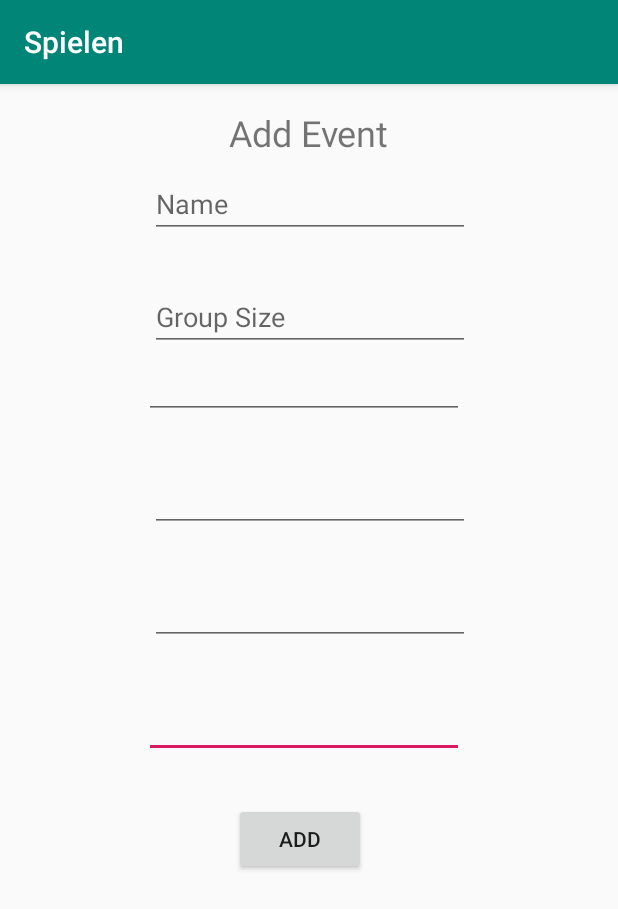
After one commit to rahul0101/Spielen, an Android app: the AddEventActivity screen opened directly, with no data from a screen before it, on a phone screen of 412 x 824 dp. The commit adds this screen. Shown: the top 909 px of the screen. Run offline under Robolectric (Android 15) with nearby library versions, the phone set to English and light mode, and no system bars; our stand-ins replace Firebase (no records; nobody signed in at launch, a user with empty details on screens opened directly).

```diff
--- a/app/build.gradle
+++ b/app/build.gradle
@@ -26,6 +26,7 @@ dependencies {
     implementation 'androidx.constraintlayout:constraintlayout:1.1.3'
     implementation 'com.google.firebase:firebase-analytics:17.2.2'
     implementation 'com.google.firebase:firebase-auth:19.2.0'
+    implementation 'com.firebaseui:firebase-ui-firestore:6.2.0'
     implementation 'com.google.android.gms:play-services-auth:17.0.0'
     implementation 'androidx.legacy:legacy-support-v4:1.0.0'
     implementation 'androidx.navigation:navigation-fragment:2.0.0'
--- a/app/src/main/AndroidManifest.xml
+++ b/app/src/main/AndroidManifest.xml
@@ -9,9 +9,10 @@
         android:roundIcon="@mipmap/ic_launcher_round"
         android:supportsRtl="true"
         android:theme="@style/AppTheme">
+        <activity android:name=".AddEventActivity"></activity>
         <activity
             android:name=".HomeActivity"
-            android:label="@string/title_activity_home"></activity>
+            android:label="@string/title_activity_home" />
         <activity android:name=".SignupActivity" />
         <activity android:name=".MainActivity">
             <intent-filter>
--- /dev/null
+++ b/app/src/main/java/com/example/spielen/AddEventActivity.java
@@ -0,0 +1,79 @@
+package com.example.spielen;
+
+import androidx.annotation.NonNull;
+import androidx.appcompat.app.AppCompatActivity;
+
+import android.content.Intent;
+import android.os.Bundle;
+import android.view.View;
+import android.widget.Button;
+import android.widget.EditText;
+import android.widget.Toast;
+
+import com.google.android.gms.tasks.OnFailureListener;
+import com.google.android.gms.tasks.OnSuccessListener;
+import com.google.firebase.auth.FirebaseAuth;
+import com.google.firebase.auth.FirebaseUser;
+import com.google.firebase.firestore.DocumentReference;
+import com.google.firebase.firestore.FirebaseFirestore;
+
+import java.lang.reflect.Array;
+import java.util.Arrays;
+import java.util.HashMap;
+import java.util.List;
+import java.util.Map;
+
+public class AddEventActivity extends AppCompatActivity {
+
+    EditText editTextName, editTextSize, editTextTime, editTextDate, editTextLat, editTextLong;
+    Button addButton;
+    FirebaseUser user;
+    FirebaseFirestore rootRef;
+    @Override
+    protected void onCreate(Bundle savedInstanceState) {
+        super.onCreate(savedInstanceState);
+        setContentView(R.layout.activity_add_event);
+
+        editTextDate = findViewById(R.id.editTextDate);
+        editTextName = findViewById(R.id.editText);
+        editTextSize = findViewById(R.id.editTextSize);
+        editTextTime = findViewById(R.id.editTextTime);
+        editTextLat = findViewById(R.id.editTextLatitude);
+        editTextLong = findViewById(R.id.editTextLongitude);
+        addButton = findViewById(R.id.buttonAdd);
+        rootRef = FirebaseFirestore.getInstance();
+        user = FirebaseAuth.getInstance().getCurrentUser();
+
+        addButton.setOnClickListener(new View.OnClickListener() {
+            @Override
+            public void onClick(View v) {
+                Map<String, Object> event = new HashMap<>();
+                Map<String, String> datetime = new HashMap<>();
+                Map<String, String> location = new HashMap<>();
+                List<String> players = Arrays.asList();
+                datetime.put(editTextDate.getText().toString(), editTextTime.getText().toString());
+                location.put(editTextLat.getText().toString(), editTextLong.getText().toString());
+                event.put("Name", editTextName.getText().toString());
+                event.put("Host", user.getEmail());
+                event.put("Location", "Manipal");
+                event.put("Time", editTextTime.getText().toString());
+                event.put("Date", editTextDate.getText().toString());
+                event.put("Players", players);
+
+                rootRef.collection("events").add(event)
+                        .addOnSuccessListener(new OnSuccessListener<DocumentReference>() {
+                            @Override
+                            public void onSuccess(DocumentReference documentReference) {
+                                Toast.makeText(getApplicationContext(), "Event added!", Toast.LENGTH_SHORT).show();
+                            }
+                        })
+                        .addOnFailureListener(new OnFailureListener() {
+                            @Override
+                            public void onFailure(@NonNull Exception e) {
+                                Toast.makeText(getApplicationContext(), "Please try again later!", Toast.LENGTH_SHORT).show();
+                            }
+                        });
+            }
+        });
+    }
+}
--- a/app/src/main/java/com/example/spielen/ui/home/HomeViewModel.java
+++ b/app/src/main/java/com/example/spielen/ui/events/EventsViewModel.java
@@ -1,14 +1,14 @@
-package com.example.spielen.ui.home;
+package com.example.spielen.ui.events;
 
 import androidx.lifecycle.LiveData;
 import androidx.lifecycle.MutableLiveData;
 import androidx.lifecycle.ViewModel;
 
-public class HomeViewModel extends ViewModel {
+public class EventsViewModel extends ViewModel {
 
     private MutableLiveData<String> mText;
 
-    public HomeViewModel() {
+    public EventsViewModel() {
         mText = new MutableLiveData<>();
         mText.setValue("This is home fragment");
     }
--- a/app/src/main/java/com/example/spielen/ui/dashboard/DashboardViewModel.java
+++ b/app/src/main/java/com/example/spielen/ui/my_events/MyEventsViewModel.java
@@ -1,14 +1,14 @@
-package com.example.spielen.ui.dashboard;
+package com.example.spielen.ui.my_events;
 
 import androidx.lifecycle.LiveData;
 import androidx.lifecycle.MutableLiveData;
 import androidx.lifecycle.ViewModel;
 
-public class DashboardViewModel extends ViewModel {
+public class MyEventsViewModel extends ViewModel {
 
     private MutableLiveData<String> mText;
 
-    public DashboardViewModel() {
+    public MyEventsViewModel() {
         mText = new MutableLiveData<>();
         mText.setValue("This is dashboard fragment");
     }
--- a/app/src/main/java/com/example/spielen/ui/notifications/NotificationsViewModel.java
+++ b/app/src/main/java/com/example/spielen/ui/profile/ProfileViewModel.java
@@ -1,14 +1,14 @@
-package com.example.spielen.ui.notifications;
+package com.example.spielen.ui.profile;
 
 import androidx.lifecycle.LiveData;
 import androidx.lifecycle.MutableLiveData;
 import androidx.lifecycle.ViewModel;
 
-public class NotificationsViewModel extends ViewModel {
+public class ProfileViewModel extends ViewModel {
 
     private MutableLiveData<String> mText;
 
-    public NotificationsViewModel() {
+    public ProfileViewModel() {
         mText = new MutableLiveData<>();
         mText.setValue("This is notifications fragment");
     }
--- /dev/null
+++ b/app/src/main/res/layout/activity_add_event.xml
@@ -0,0 +1,100 @@
+<?xml version="1.0" encoding="utf-8"?>
+<androidx.constraintlayout.widget.ConstraintLayout xmlns:android="http://schemas.android.com/apk/res/android"
+    xmlns:app="http://schemas.android.com/apk/res-auto"
+    xmlns:tools="http://schemas.android.com/tools"
+    android:layout_width="match_parent"
+    android:layout_height="match_parent"
+    tools:context=".AddEventActivity">
+
+    <EditText
+        android:id="@+id/editTextLongitude"
+        android:layout_width="wrap_content"
+        android:layout_height="wrap_content"
+        android:layout_marginStart="96dp"
+        android:layout_marginTop="30dp"
+        android:ems="10"
+        android:inputType="numberDecimal"
+        app:layout_constraintStart_toStartOf="parent"
+        app:layout_constraintTop_toBottomOf="@+id/editTextLatitude" />
+
+    <TextView
+        android:id="@+id/textView"
+        android:layout_width="169dp"
+        android:layout_height="33dp"
+        android:layout_marginStart="120dp"
+        android:layout_marginTop="16dp"
+        android:layout_marginEnd="122dp"
+        android:text="Add Event"
+        android:textAlignment="center"
+        android:textSize="24sp"
+        app:layout_constraintEnd_toEndOf="parent"
+        app:layout_constraintStart_toStartOf="parent"
+        app:layout_constraintTop_toTopOf="parent" />
+
+    <EditText
+        android:id="@+id/editText"
+        android:layout_width="wrap_content"
+        android:layout_height="wrap_content"
+        android:layout_marginStart="100dp"
+        android:layout_marginTop="8dp"
+        android:ems="10"
+        android:hint="Name"
+        android:inputType="textPersonName"
+        app:layout_constraintStart_toStartOf="parent"
+        app:layout_constraintTop_toBottomOf="@+id/textView" />
+
+    <EditText
+        android:id="@+id/editTextSize"
+        android:layout_width="wrap_content"
+        android:layout_height="wrap_content"
+        android:layout_marginStart="100dp"
+        android:layout_marginTop="30dp"
+        android:ems="10"
+        android:hint="Group Size"
+        android:inputType="number"
+        app:layout_constraintStart_toStartOf="parent"
+        app:layout_constraintTop_toBottomOf="@+id/editText" />
+
+    <EditText
+        android:id="@+id/editTextTime"
+        android:layout_width="wrap_content"
+        android:layout_height="wrap_content"
+        android:layout_marginStart="96dp"
+        android:ems="10"
+        android:inputType="time"
+        app:layout_constraintStart_toStartOf="parent"
+        app:layout_constraintTop_toBottomOf="@+id/editTextSize" />
+
+    <EditText
+        android:id="@+id/editTextDate"
+        android:layout_width="wrap_content"
+        android:layout_height="wrap_content"
+        android:layout_marginStart="100dp"
+        android:layout_marginTop="30dp"
+        android:ems="10"
+        android:inputType="date"
+        app:layout_constraintStart_toStartOf="parent"
+        app:layout_constraintTop_toBottomOf="@+id/editTextTime" />
+
+    <EditText
+        android:id="@+id/editTextLatitude"
+        android:layout_width="wrap_content"
+        android:layout_height="wrap_content"
+        android:layout_marginStart="100dp"
+        android:layout_marginTop="30dp"
+        android:ems="10"
+        android:inputType="numberDecimal"
+        app:layout_constraintStart_toStartOf="parent"
+        app:layout_constraintTop_toBottomOf="@+id/editTextDate" />
+
+    <Button
+        android:id="@+id/buttonAdd"
+        android:layout_width="wrap_content"
+        android:layout_height="wrap_content"
+        android:layout_marginStart="156dp"
+        android:layout_marginTop="30dp"
+        android:text="add"
+        app:layout_constraintStart_toStartOf="parent"
+        app:layout_constraintTop_toBottomOf="@+id/editTextLongitude" />
+
+</androidx.constraintlayout.widget.ConstraintLayout>
--- a/app/src/main/res/navigation/mobile_navigation.xml
+++ b/app/src/main/res/navigation/mobile_navigation.xml
@@ -7,19 +7,19 @@
 
     <fragment
         android:id="@+id/navigation_events"
-        android:name="com.example.spielen.ui.home.HomeFragment"
+        android:name="com.example.spielen.ui.events.EventsFragment"
         android:label="@string/title_events"
         tools:layout="@layout/fragment_events" />
 
     <fragment
         android:id="@+id/navigation_my_events"
-        android:name="com.example.spielen.ui.dashboard.DashboardFragment"
+        android:name="com.example.spielen.ui.my_events.MyEventsFragment"
         android:label="@string/title_my_events"
         tools:layout="@layout/fragment_my_events" />
 
     <fragment
         android:id="@+id/navigation_profile"
-        android:name="com.example.spielen.ui.notifications.NotificationsFragment"
+        android:name="com.example.spielen.ui.profile.ProfileFragment"
         android:label="@string/title_profile"
         tools:layout="@layout/fragment_profile" />
 </navigation>
```
Also changed, not shown: app/src/main/java/com/example/spielen/Event.java (added, +37 -0 lines), app/src/main/java/com/example/spielen/EventAdapter.java (added, +44 -0 lines), app/src/main/java/com/example/spielen/ui/dashboard/DashboardFragment.java (deleted, +0 -35 lines), app/src/main/java/com/example/spielen/ui/events/EventsFragment.java (added, +69 -0 lines), app/src/main/java/com/example/spielen/ui/my_events/MyEventsFragment.java (renamed from app/src/main/java/com/example/spielen/ui/home/HomeFragment.java, +8 -8 lines), app/src/main/java/com/example/spielen/ui/profile/ProfileFragment.java (renamed from app/src/main/java/com/example/spielen/ui/notifications/NotificationsFragment.java, +12 -12 lines), app/src/main/res/layout/event_card.xml (added, +47 -0 lines), app/src/main/res/layout/fragment_events.xml (+8 -9 lines), app/src/main/res/layout/fragment_profile.xml (+1 -15 lines).
